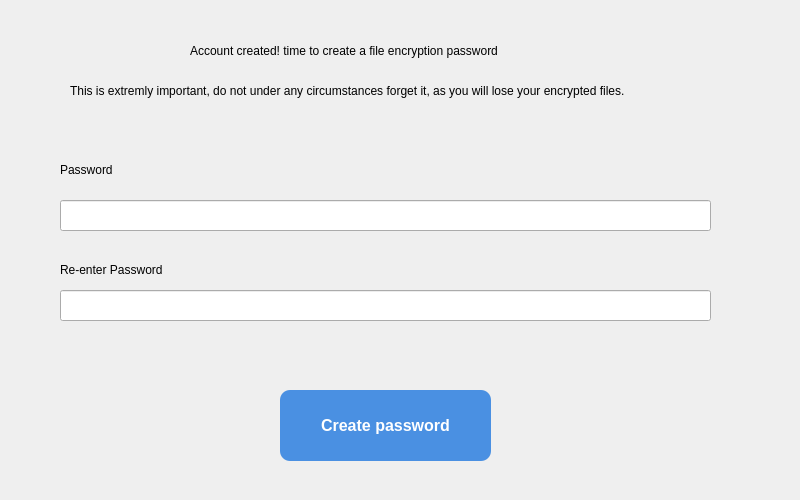
The window that filepasswordpage.ui (Elle0-0/CloudWorx-Desktop-Client) describes before a commit, drawn with Qt 5.
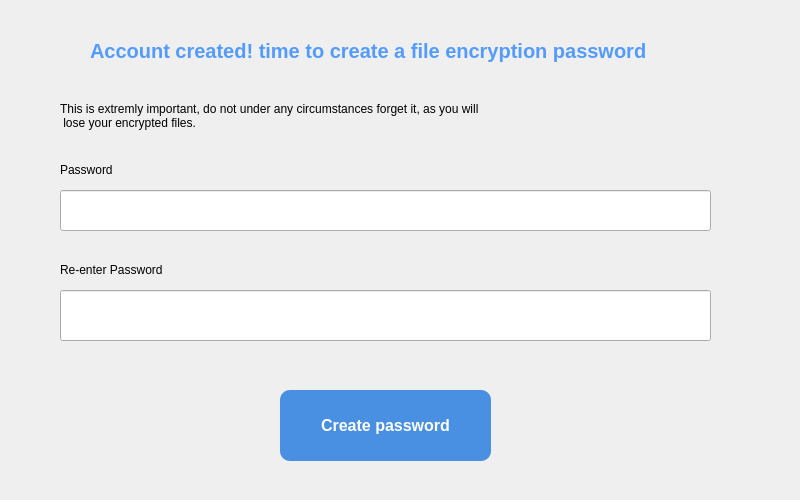
The same window after the commit.

```diff
--- a/filepasswordpage.ui
+++ b/filepasswordpage.ui
@@ -54,12 +54,18 @@
   <widget class="QLabel" name="label">
    <property name="geometry">
     <rect>
-     <x>190</x>
+     <x>90</x>
      <y>30</y>
-     <width>401</width>
+     <width>591</width>
      <height>41</height>
     </rect>
    </property>
+   <property name="styleSheet">
+    <string notr="true">    font-family: &quot;Inter&quot;, sans-serif;
+    color: #549bff;
+    font-size: 20px;
+    font-weight: 600;</string>
+   </property>
    <property name="text">
     <string>Account created! time to create a file encryption password</string>
    </property>
@@ -67,23 +73,27 @@
   <widget class="QLabel" name="label_2">
    <property name="geometry">
     <rect>
-     <x>70</x>
-     <y>70</y>
-     <width>691</width>
-     <height>41</height>
+     <x>60</x>
+     <y>90</y>
+     <width>661</width>
+     <height>51</height>
     </rect>
    </property>
+   <property name="styleSheet">
+    <string notr="true">qproperty-alignment: 'AlignCenter'</string>
+   </property>
    <property name="text">
-    <string>This is extremly important, do not under any circumstances forget it, as you will lose your encrypted files.</string>
+    <string>This is extremly important, do not under any circumstances forget it, as you will
+ lose your encrypted files.</string>
    </property>
   </widget>
   <widget class="QLineEdit" name="passwordTextField">
    <property name="geometry">
     <rect>
      <x>60</x>
-     <y>200</y>
+     <y>190</y>
      <width>651</width>
-     <height>31</height>
+     <height>41</height>
     </rect>
    </property>
    <property name="echoMode">
@@ -96,7 +106,7 @@
      <x>60</x>
      <y>290</y>
      <width>651</width>
-     <height>31</height>
+     <height>51</height>
     </rect>
    </property>
    <property name="echoMode">
@@ -108,7 +118,7 @@
     <rect>
      <x>60</x>
      <y>160</y>
-     <width>81</width>
+     <width>651</width>
      <height>20</height>
     </rect>
    </property>
@@ -121,7 +131,7 @@
     <rect>
      <x>60</x>
      <y>260</y>
-     <width>191</width>
+     <width>641</width>
      <height>20</height>
     </rect>
    </property>
```
